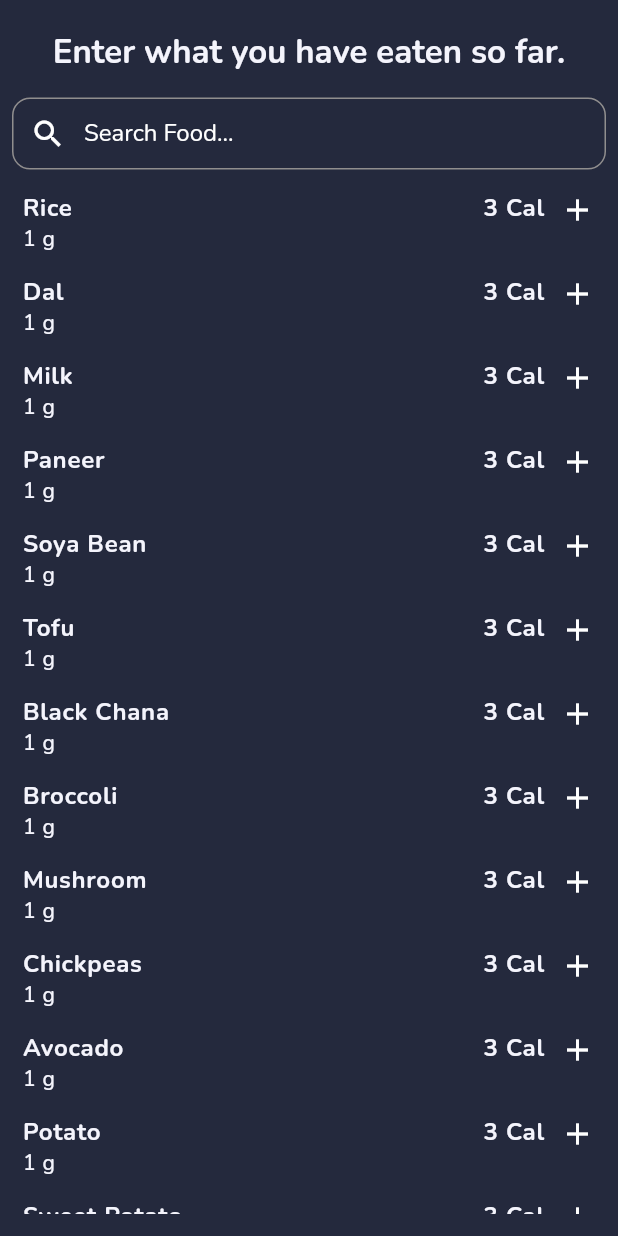
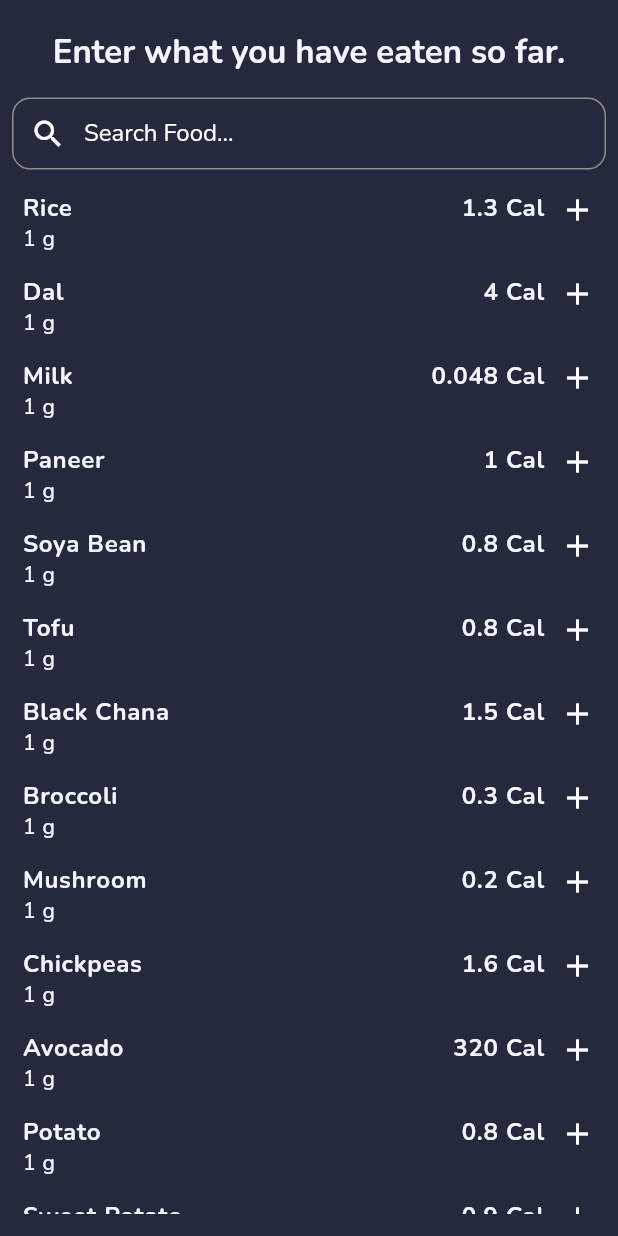
Before and after one commit to HydronSid/track_it_up, a Flutter app: the EntryFormCalulate screen opened directly, after a tap on "BreakFast", on a phone screen of 412 x 824 dp. Run offline on Flutter 3.47's test engine with Material 2 defaults, Android fonts, the phone set to English and light mode, and no system bars; our stand-ins replace animate_do, flutter_easyloading, flutter_svg, flutter_typeahead, google_fonts, nb_utils and 3 more; accounts and stored records are empty.

```diff
--- a/lib/Database/user_operations.dart
+++ b/lib/Database/user_operations.dart
@@ -1,4 +1,5 @@
 import 'package:flutter/material.dart';
+import 'package:sqflite/sqflite.dart';
 
 import 'database_helper.dart';
 
@@ -15,6 +16,13 @@ class UserOperations {
         await DatabaseHelper.instance.quaryAll(DatabaseHelper.userDBTableName);
 
     return queryRows;
+  }
+
+  getUserData(String checkKey, String value, String tableName) async {
+    Database? db = await DatabaseHelper.instance.database;
+    var data = await db!
+        .rawQuery('SELECT * FROM $tableName WHERE $checkKey = ?', [value]);
+    return data;
   }
 
   Future insertUser({
--- /dev/null
+++ b/lib/Models/meal_model.dart
@@ -0,0 +1,29 @@
+class MealModel {
+  final String? id;
+  final String? prodId;
+  final String? name;
+  final String? quantity;
+  final String? totalCalories;
+  final String? protein;
+  final String? carbohydrate;
+
+  MealModel({
+    this.id,
+    this.prodId,
+    this.name,
+    this.quantity,
+    this.totalCalories,
+    this.protein,
+    this.carbohydrate,
+  });
+
+  factory MealModel.fromJson(Map<String, dynamic> json) => MealModel(
+        id: json["id"].toString(),
+        prodId: json["prodId"].toString(),
+        name: json["name"].toString(),
+        quantity: json["quantity"].toString(),
+        totalCalories: json["totalCalories"].toString(),
+        protein: json["protein"].toString(),
+        carbohydrate: json["carbohydrate"].toString(),
+      );
+}
--- /dev/null
+++ b/lib/Models/user_model.dart
@@ -0,0 +1,20 @@
+class UserModel {
+  final String? id;
+  final String? name;
+  final String? height;
+  final String? weight;
+
+  UserModel({
+    this.id,
+    this.name,
+    this.height,
+    this.weight,
+  });
+
+  factory UserModel.fromJson(Map<String, dynamic> json) => UserModel(
+        id: json["id"].toString(),
+        name: json["name"].toString(),
+        height: json["height"].toString(),
+        weight: json["weight"].toString(),
+      );
+}
--- a/lib/Screens/entry_form.dart
+++ b/lib/Screens/entry_form.dart
@@ -1,7 +1,9 @@
 import 'package:flutter/material.dart';
 import 'package:google_fonts/google_fonts.dart';
-import 'package:track_it_up/Models/product_model.dart';
+import 'package:track_it_up/Database/database_helper.dart';
+import 'package:track_it_up/Models/meal_model.dart';
 import 'package:track_it_up/Utils/appcolors.dart';
+import 'package:track_it_up/Utils/common_functions.dart';
 
 import 'entry_form_two.dart';
 
@@ -13,12 +15,22 @@ class EntryFormCalulate extends StatefulWidget {
 }
 
 class _EntryFormCalulateState extends State<EntryFormCalulate> {
+  bool isLoading = false;
+  @override
+  void initState() {
+    //MealOperations().getAllMealData();
+
+    super.initState();
+  }
+
   @override
   Widget build(BuildContext context) {
     var size = MediaQuery.of(context).size;
     return Scaffold(
       backgroundColor: bgColor,
       body: SafeArea(
+        child: SingleChildScrollView(
+          physics: const BouncingScrollPhysics(),
           child: Column(
             mainAxisAlignment: MainAxisAlignment.start,
             crossAxisAlignment: CrossAxisAlignment.center,
@@ -29,44 +41,68 @@ class _EntryFormCalulateState extends State<EntryFormCalulate> {
               Text(
                 "Enter what you have eaten so far.",
                 style: GoogleFonts.nunito(
-                  color: textColor, fontWeight: FontWeight.bold, fontSize: 22),
+                    color: textColor,
+                    fontWeight: FontWeight.bold,
+                    fontSize: 22),
               ),
               const SizedBox(
                 height: 15,
               ),
-            const EntryFormOneHelper(
+              StreamBuilder(
+                  stream: Stream.periodic(const Duration(seconds: 1)).asyncMap(
+                      (_) =>
+                          CommonFunctions().getMealByTypeDateUser("BreakFast")),
+                  builder: (context, snapshot) {
+                    return EntryFormOneHelper(
                       title: "BreakFast",
                       totalCalEaten: "130",
-              productList: [],
-            ),
+                      productList: snapshot.data ?? [],
+                    );
+                  }),
               const SizedBox(
                 height: 15,
               ),
-            const EntryFormOneHelper(
+              StreamBuilder(
+                  stream: Stream.periodic(const Duration(seconds: 1)).asyncMap(
+                      (_) => CommonFunctions().getMealByTypeDateUser("Lunch")),
+                  builder: (context, snapshot) {
+                    return EntryFormOneHelper(
                       title: "Lunch",
                       totalCalEaten: "130",
-              productList: [],
-            ),
+                      productList: snapshot.data ?? [],
+                    );
+                  }),
               const SizedBox(
                 height: 15,
               ),
-            const EntryFormOneHelper(
+              StreamBuilder(
+                  stream: Stream.periodic(const Duration(seconds: 1)).asyncMap(
+                      (_) => CommonFunctions().getMealByTypeDateUser("Dinner")),
+                  builder: (context, snapshot) {
+                    return EntryFormOneHelper(
                       title: "Dinner",
                       totalCalEaten: "130",
-              productList: [],
-            ),
+                      productList: snapshot.data ?? [],
+                    );
+                  }),
               const SizedBox(
                 height: 15,
               ),
-            const EntryFormOneHelper(
+              StreamBuilder(
+                  stream: Stream.periodic(const Duration(seconds: 1)).asyncMap(
+                      (_) => CommonFunctions().getMealByTypeDateUser("Snacks")),
+                  builder: (context, snapshot) {
+                    return EntryFormOneHelper(
                       title: "Snacks",
                       totalCalEaten: "130",
-              productList: [],
-            ),
+                      productList: snapshot.data ?? [],
+                    );
+                  }),
               const SizedBox(
                 height: 15,
               ),
             ],
+          ),
         ),
       ),
     );
@@ -75,7 +111,7 @@ class _EntryFormCalulateState extends State<EntryFormCalulate> {
 
 class EntryFormOneHelper extends StatelessWidget {
   final String title, totalCalEaten;
-  final List<ProductModel> productList;
+  final List<MealModel> productList;
 
   const EntryFormOneHelper(
       {super.key,
@@ -101,8 +137,9 @@ class EntryFormOneHelper extends StatelessWidget {
                     onTap: () => Navigator.push(
                         context,
                         MaterialPageRoute(
-                            builder: (context) =>
-                                const EntryFormTwoCalulate())),
+                            builder: (context) => EntryFormTwoCalulate(
+                                  mealType: title,
+                                ))),
                     child: Row(
                       children: [
                         Column(
@@ -149,24 +186,31 @@ class EntryFormOneHelper extends StatelessWidget {
                                   style: GoogleFonts.nunito(color: textColor),
                                 ),
                                 const SizedBox(
-                                  height: 10,
+                                  height: 5,
                                 ),
                                 Text(
-                                  product.quantity!,
+                                  "${product.quantity!} g",
                                   style: GoogleFonts.nunito(color: textColor),
                                 ),
                               ],
                             ),
                             const Spacer(),
                             Text(
-                              "1 Cal",
+                              "${product.totalCalories!} Cal",
                               style: GoogleFonts.nunito(color: textColor),
                             ),
                             const SizedBox(
                               width: 10,
                             ),
                             InkWell(
-                              onTap: () {},
+                              onTap: () {
+                                DatabaseHelper.instance.deleteRecordFromTable(
+                                    product.id!,
+                                    DatabaseHelper.mealDBTableName);
+
+                                CommonFunctions.showSuccessSnackbar(
+                                    "${product.name!} is removed from todays's $title");
+                              },
                               child: const Icon(
                                 Icons.close,
                                 color: whiteColor,
@@ -176,8 +220,8 @@ class EntryFormOneHelper extends StatelessWidget {
                         );
                       },
                       separatorBuilder: (context, index) {
-                        return const SizedBox(
-                          height: 10,
+                        return const Divider(
+                          color: whiteColor,
                         );
                       },
                       itemCount: productList.length)
--- a/lib/Screens/entry_form_two.dart
+++ b/lib/Screens/entry_form_two.dart
@@ -1,12 +1,15 @@
 import 'package:flutter/material.dart';
 import 'package:google_fonts/google_fonts.dart';
+import 'package:track_it_up/Database/meal_operations.dart';
+import 'package:track_it_up/Models/user_model.dart';
 import 'package:track_it_up/Utils/appcolors.dart';
 import 'package:track_it_up/Utils/common_functions.dart';
 
 import '../Models/product_model.dart';
 
 class EntryFormTwoCalulate extends StatefulWidget {
-  const EntryFormTwoCalulate({super.key});
+  final String mealType;
+  const EntryFormTwoCalulate({super.key, required this.mealType});
 
   @override
   State<EntryFormTwoCalulate> createState() => _EntryFormTwoCalulateState();
@@ -162,7 +165,7 @@ class _EntryFormTwoCalulateState extends State<EntryFormTwoCalulate> {
                                   ),
                                 ),
                                 Text(
-                                  "3 Cal",
+                                  "${product.calories!} Cal",
                                   style: GoogleFonts.nunito(
                                       color: textColor,
                                       fontSize: 16,
@@ -172,9 +175,34 @@ class _EntryFormTwoCalulateState extends State<EntryFormTwoCalulate> {
                                 const SizedBox(
                                   width: 10,
                                 ),
-                                const Icon(
-                                  Icons.add,
-                                  color: whiteColor,
+                                InkWell(
+                                  onTap: () async {
+                                    UserModel userModel =
+                                        await CommonFunctions().getUser();
+
+                                    MealOperations().insertingMeal(
+                                        prodId: product.id!,
+                                        name: product.name!,
+                                        quantity: "1",
+                                        totalCalories: product.calories!,
+                                        createdOn: CommonFunctions()
+                                            .returnAppDateFormat(
+                                                DateTime.now()),
+                                        updatedAt: CommonFunctions()
+                                            .returnAppDateFormat(
+                                                DateTime.now()),
+                                        mealType: widget.mealType,
+                                        userId: userModel.id!,
+                                        protein: product.protein!,
+                                        carbohydrate: product.carbohydrate!);
+
+                                    CommonFunctions.showSuccessSnackbar(
+                                        "${product.name!} is added in todays's ${widget.mealType}");
+                                  },
+                                  child: const Icon(
+                                    Icons.add,
+                                    color: whiteColor,
+                                  ),
                                 )
                               ],
                             ),
--- a/lib/Utils/common_functions.dart
+++ b/lib/Utils/common_functions.dart
@@ -1,10 +1,16 @@
 import 'package:flutter/material.dart';
+import 'package:intl/intl.dart';
+import 'package:track_it_up/Database/database_helper.dart';
+import 'package:track_it_up/Database/meal_operations.dart';
 import 'package:track_it_up/Database/product_operations.dart';
 import 'package:track_it_up/Database/user_operations.dart';
+import 'package:track_it_up/Models/meal_model.dart';
 import 'package:track_it_up/Models/product_model.dart';
+import 'package:track_it_up/Models/user_model.dart';
 import 'package:track_it_up/main.dart';
 
 import 'appcolors.dart';
+import 'local_shared_preferences.dart';
 
 class CommonFunctions {
   List<Map<String, dynamic>> queryRows = [];
@@ -67,16 +73,29 @@ class CommonFunctions {
         .toList();
   }
 
-  Future<List<ProductModel>> getUserList() async {
+  Future<UserModel> getUser() async {
+    String userName = await LocalPreferences().getUserName() ?? "";
     queryRows.toList().clear();
-    queryRows = await UserOperations().getAllUsers();
-    print(queryRows);
-    // return queryRows
-    //     .toList()
-    //     .map(
-    //       (e) => ProductModel.fromJson(e),
-    //     )
-    //     .toList();
-    return [];
+    queryRows = await UserOperations()
+        .getUserData('name', userName, DatabaseHelper.userDBTableName);
+
+    return UserModel.fromJson(queryRows.first);
+  }
+
+  Future<List<MealModel>> getMealByTypeDateUser(String type) async {
+    UserModel user = await CommonFunctions().getUser();
+    queryRows.toList().clear();
+    queryRows = await MealOperations().getAllMealByType(type, user.id!);
+
+    return queryRows
+        .toList()
+        .map(
+          (e) => MealModel.fromJson(e),
+        )
+        .toList();
+  }
+
+  String returnAppDateFormat(DateTime date) {
+    return DateFormat('dd-MM-yyyy').format(date);
   }
 }
```
Also changed, not shown: lib/Database/database_helper.dart (+2 -15 lines), lib/Database/meal_operations.dart (+17 -4 lines). Lines whose indentation alone changed are shown as unchanged.
